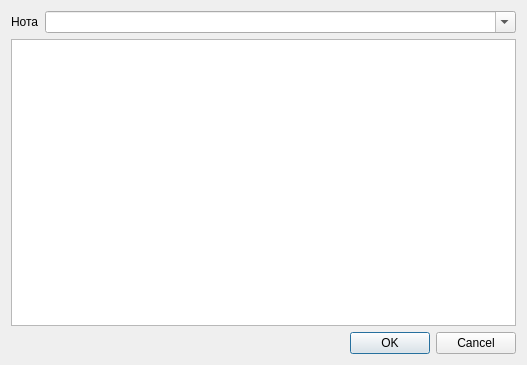
Before: the Qt Designer form client/ui/notedialog.ui in sshmakov/Traquera, drawn with Qt 5.
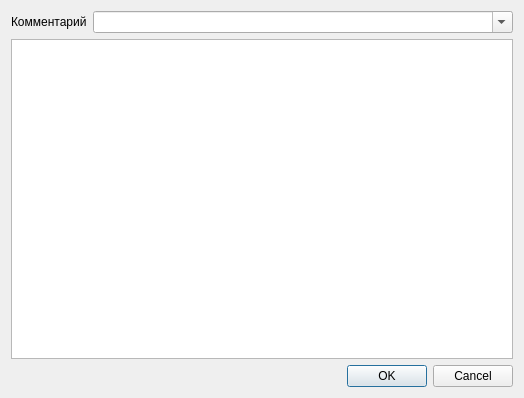
After: the same form once the commit is applied.

Patch:
```diff
--- a/client/ui/notedialog.ui
+++ b/client/ui/notedialog.ui
@@ -6,8 +6,8 @@
    <rect>
     <x>0</x>
     <y>0</y>
-    <width>527</width>
-    <height>365</height>
+    <width>524</width>
+    <height>398</height>
    </rect>
   </property>
   <property name="windowTitle">
@@ -25,7 +25,7 @@
         </sizepolicy>
        </property>
        <property name="text">
-        <string>Нота</string>
+        <string>Комментарий</string>
        </property>
       </widget>
      </item>
```
Left out of the diff: 10 changed lines with no effect on the pictures.
